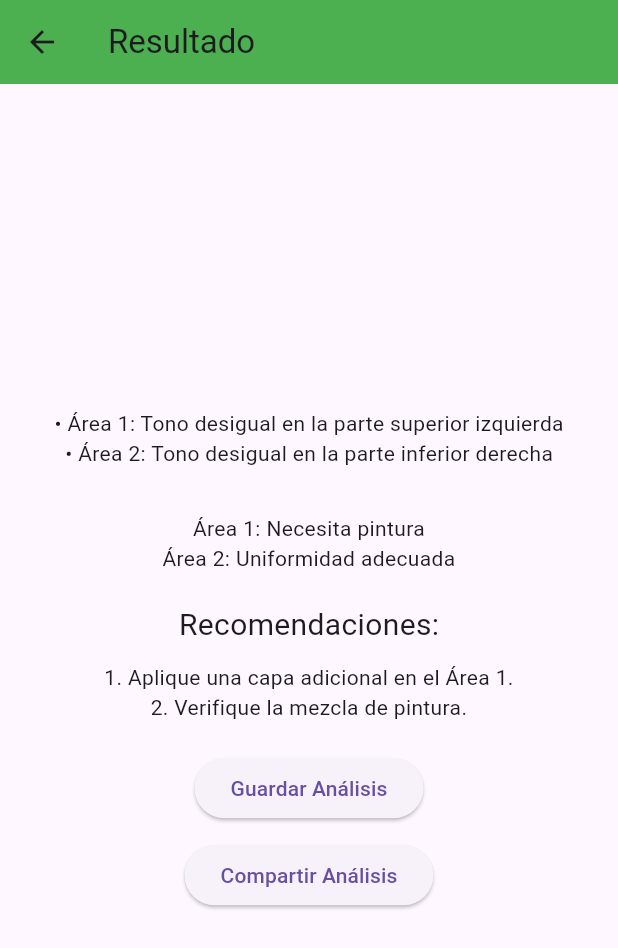
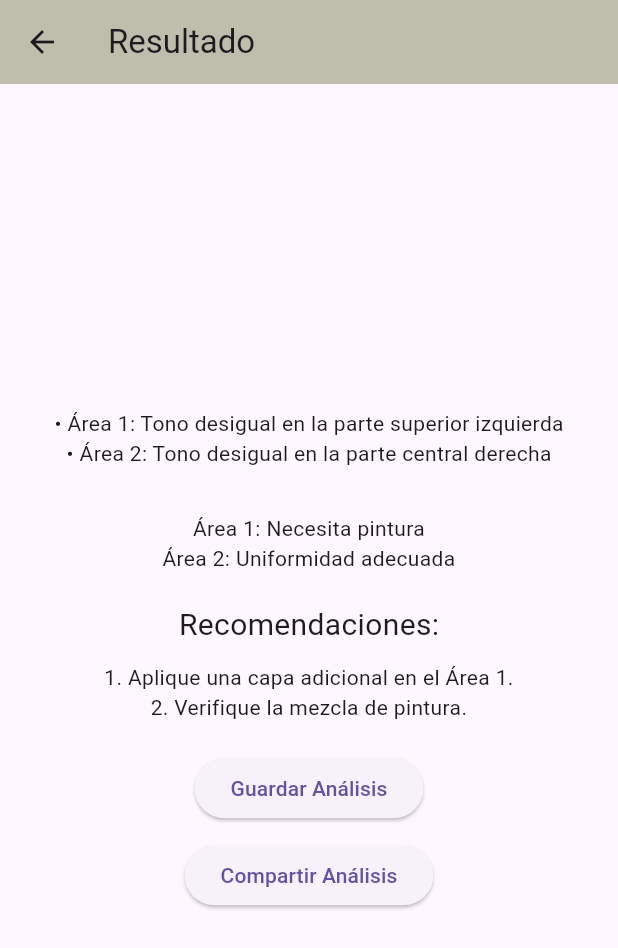
Before and after one commit to Jair-Rodriguez007/PIADispMoviles, a Flutter app: the AnalysisScreen screen opened directly, on a phone screen of 412 x 824 dp. Shown: the top 948 px of the screen. Run offline on Flutter 3.47's test engine with Material 3 defaults, Android fonts, the light colour scheme and no system bars; our stand-ins replace camera.

Commit message:
Update main.dart

```diff
--- a/lib/main.dart
+++ b/lib/main.dart
@@ -26,7 +26,7 @@
     return Scaffold(
       appBar: AppBar(
         title: Text('Intercolor'),
-        backgroundColor: Colors.green,
+        backgroundColor: Color(0xFFbfbeac),
       ),
       body: Center(
         child: Column(
@@ -87,7 +87,7 @@
   Widget build(BuildContext context) {
     return Scaffold(
       appBar: AppBar(
-        backgroundColor: Colors.green,
+          backgroundColor: Color(0xFFbfbeac),
         title: Text('Resultado'),
       ),
       body: Center(
@@ -95,7 +95,7 @@
           mainAxisAlignment: MainAxisAlignment.center,
           children: <Widget>[
             Text('• Área 1: Tono desigual en la parte superior izquierda'),
-        Text('• Área 2: Tono desigual en la parte inferior derecha'),
+        Text('• Área 2: Tono desigual en la parte central derecha'),
         SizedBox(height: 20),
 
             SizedBox(height: 10),
```
